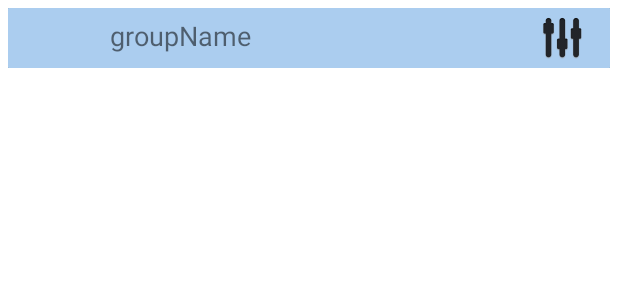
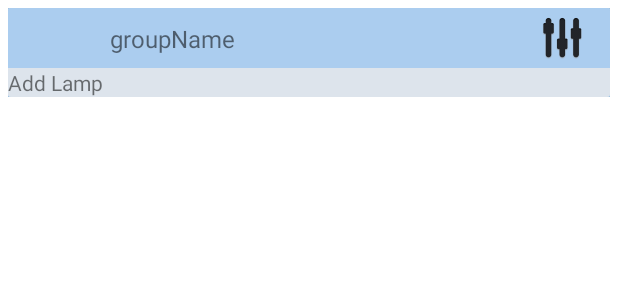
Before and after one commit to podobaAlex/MeshStick, an Android app: the layout group_rv.xml on its own in the app's theme, with its tools: preview values and no code run, on a phone screen of 412 x 824 dp. Shown: the top 300 px of the screen. Run offline under Robolectric (Android 15) with nearby library versions, the phone set to English and light mode, and no system bars.

Commit message:
Add lamp in Group fix
Signed-off-by: Podoba Alexander <podoba.ai@edu.spbstu.ru>

```diff
--- a/app/src/main/java/com/example/meshstick_withoutmesh/adapters/RVLampsOfGroup.kt
+++ b/app/src/main/java/com/example/meshstick_withoutmesh/adapters/RVLampsOfGroupAdapter.kt
@@ -18,12 +18,12 @@ import com.example.meshstick_withoutmesh.types.Lamp
 import com.example.myapplication.R
 import java.util.*
 
-class RVLampsOfGroup(
+class RVLampsOfGroupAdapter(
     private val lamps: MutableList<GroupedLamp>,
     private val activity: SceneComponentsActivity,
     private val groupPosition: Int,
     private val color: Int
-) : RecyclerView.Adapter<RVLampsOfGroup.LampHolder>() {
+) : RecyclerView.Adapter<RVLampsOfGroupAdapter.LampHolder>() {
 
     class LampHolder(itemView: View) : RecyclerView.ViewHolder(itemView) {
         val textView: TextView = itemView.findViewById(R.id.text)
--- a/app/src/main/res/layout/group_rv.xml
+++ b/app/src/main/res/layout/group_rv.xml
@@ -33,14 +33,14 @@
                 </LinearLayout>
                 <TextView
                         android:text="@string/groupname"
-                        android:textSize="18sp"
+                        android:textSize="16sp"
                         android:layout_width="wrap_content"
-                        android:layout_height="30dp" android:id="@+id/tv_groupName"
+                        android:layout_height="wrap_content" android:id="@+id/tv_groupName"
                         app:layout_constraintBottom_toBottomOf="parent"
                         app:layout_constraintTop_toTopOf="parent"
                         app:layout_constraintStart_toEndOf="@+id/ll_color"
                         app:layout_constraintEnd_toStartOf="@+id/bt_settings"
-                        app:layout_constraintHorizontal_bias="0.058" app:layout_constraintVertical_bias="0.6"/>
+                        app:layout_constraintHorizontal_bias="0.056" app:layout_constraintVertical_bias="0.526"/>
                 <ImageButton
                         android:layout_width="wrap_content"
                         android:layout_height="wrap_content"
@@ -57,6 +57,11 @@
                     android:layout_height="wrap_content"
                     android:background="#DDE4EC"
                     android:id="@+id/rv_lampsOfGroup"/>
+            <TextView
+                    android:text="@string/add_lamp"
+                    android:background="#DDE4EC"
+                    android:layout_width="match_parent"
+                    android:layout_height="wrap_content" android:id="@+id/tv_addLampPosition"/>
         </LinearLayout>
     </androidx.cardview.widget.CardView>
 </LinearLayout>
```
Also changed, not shown: app/src/main/java/com/example/meshstick_withoutmesh/SceneComponentsActivity.kt (+12 -5 lines), app/src/main/java/com/example/meshstick_withoutmesh/adapters/RVSceneComponentsAdapter.kt (+11 -3 lines), app/src/main/res/layout/activity_components.xml (+11 -10 lines), gradle/wrapper/gradle-wrapper.properties.
